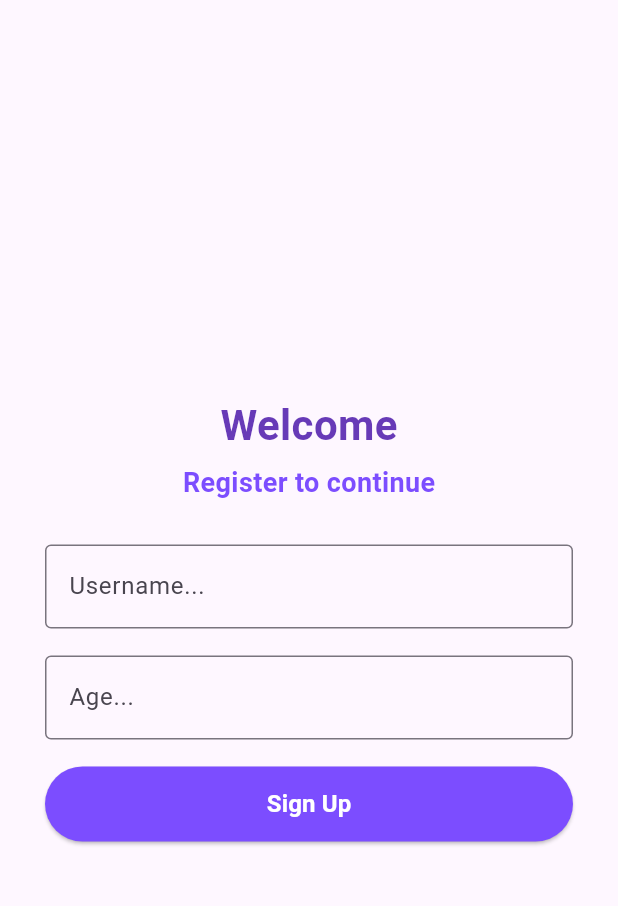
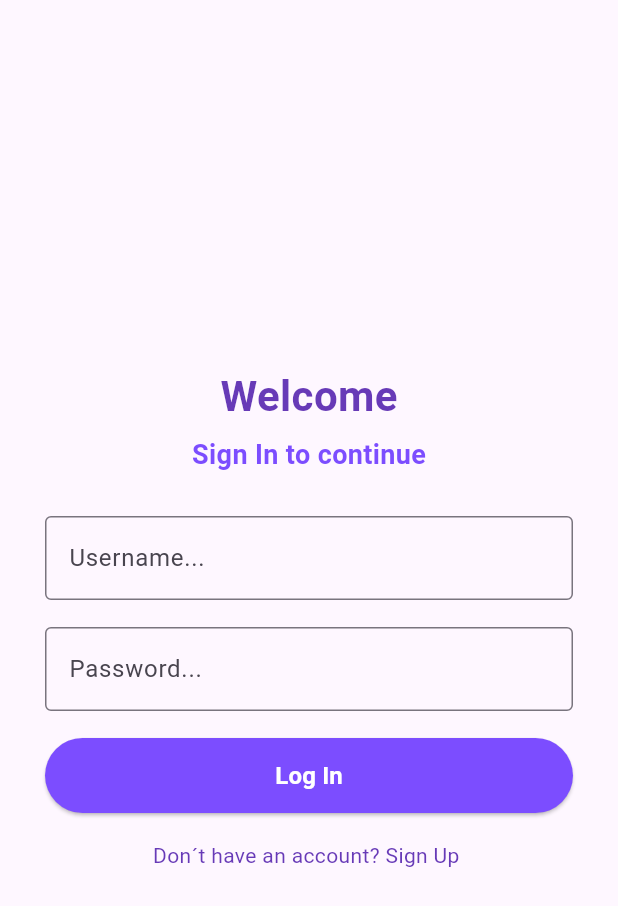
Before and after one commit to ppfuark/SenaiThirdSemester, a Flutter app: the screen it shows after launch, on a phone screen of 412 x 824 dp. Shown: the top 906 px of the screen. Run offline on Flutter 3.47's test engine with Material 3 defaults, Android fonts, the phone set to English and light mode, and no system bars; our stand-ins replace google_fonts, sqflite; accounts and stored records are empty; Roboto replaces fonts that are missing (Poppins).

```diff
--- a/PPDM/08.10.2025/falai/lib/main.dart
+++ b/PPDM/08.10.2025/falai/lib/main.dart
@@ -1,4 +1,4 @@
-import 'package:falai/view/register_page.dart';
+import 'package:falai/view/login_page.dart';
 import 'package:flutter/material.dart';
 
 void main() {
@@ -12,7 +12,7 @@ class MyApp extends StatelessWidget {
   Widget build(BuildContext context) {
     return MaterialApp(
       debugShowCheckedModeBanner: false,
-      home: const RegisterPage(),
+      home: const LoginPage(),
     );
   }
 }
--- a/PPDM/08.10.2025/falai/lib/models/user.dart
+++ b/PPDM/08.10.2025/falai/lib/models/user.dart
@@ -1,11 +1,13 @@
 class User {
   late String name;
+  late String password;
   late int age;
   late int experience;
   late String? whyStudy;
 
   User({
     required this.name,
+    required this.password,
     required this.age,
     this.whyStudy = "Default",
     this.experience = 0,
--- a/PPDM/08.10.2025/falai/lib/services/database_service.dart
+++ b/PPDM/08.10.2025/falai/lib/services/database_service.dart
@@ -12,6 +12,11 @@ class DatabaseService {
   String _userAgeColumnName = "age";
   String _userExperienceColumnName = "experience";
   String _userWhyStudyColumnName = "why_study";
+  String _userPasswordColumnName = "password";
+
+  get userPasswordColumnName => _userPasswordColumnName;
+
+  set userPasswordColumnName(value) => _userPasswordColumnName = value;
 
   get userTableName => _userTableName;
 
@@ -51,7 +56,8 @@ class DatabaseService {
               $_userNameColumnName TEXT PRIMARY KEY NOT NULL,
               $_userAgeColumnName INTEGER NOT NULL,
               $_userExperienceColumnName INTEGER NOT NULL,
-              $_userWhyStudyColumnName TEXT NOT NULL
+              $_userWhyStudyColumnName TEXT NOT NULL,
+              $_userPasswordColumnName TEXT NOT NULL
             )
         ''');
       },
--- /dev/null
+++ b/PPDM/08.10.2025/falai/lib/view/login_page.dart
@@ -0,0 +1,122 @@
+import 'package:falai/models/user.dart';
+import 'package:falai/view/home_page.dart';
+import 'package:falai/view/register_page.dart';
+import 'package:falai/view_model/user_view_model.dart';
+import 'package:flutter/material.dart';
+
+class LoginPage extends StatefulWidget {
+  const LoginPage({super.key});
+
+  @override
+  _LoginPageState createState() => _LoginPageState();
+}
+
+class _LoginPageState extends State<LoginPage> {
+  final _usernameController = TextEditingController();
+  final _userPasswordController = TextEditingController();
+
+  @override
+  void dispose() {
+    _usernameController.dispose();
+    _userPasswordController.dispose();
+    super.dispose();
+  }
+
+  bool _loginState(String userName, String userPassword){
+    UserViewModel userViewModel = UserViewModel();
+    Future<User?> user = userViewModel.login(userName, userPassword);
+
+    Navigator.push(context, MaterialPageRoute(builder:
+    (context)=>HomePage()));
+    return true;
+    }
+
+  @override
+  Widget build(BuildContext context) {
+
+    return Scaffold(
+      body: Center(
+        child: Padding(
+          padding: const EdgeInsets.all(30.0),
+          child: Column(
+            mainAxisAlignment: MainAxisAlignment.center,
+            crossAxisAlignment: CrossAxisAlignment.center,
+            children: [
+              Text(
+                "Welcome",
+                style: TextStyle(
+                  fontFamily: 'Poppins',
+                  fontWeight: FontWeight.bold,
+                  fontSize: 28,
+                  color: Colors.deepPurple,
+                ),
+              ),
+              SizedBox(height: 6),
+              Text(
+                "Sign In to continue",
+                style: TextStyle(
+                  fontFamily: 'Poppins',
+                  fontWeight: FontWeight.bold,
+                  fontSize: 18,
+                  color: Colors.deepPurpleAccent,
+                ),
+              ),
+              SizedBox(height: 28),
+              TextField(
+                controller: _usernameController,
+                decoration: InputDecoration(
+                  labelText: "Username...",
+                  border: OutlineInputBorder(),
+                ),
+              ),
+              SizedBox(height: 18),
+              TextField(
+                controller: _userPasswordController,
+                decoration: InputDecoration(
+                  labelText: "Password...",
+                  border: OutlineInputBorder(),
+                ),
+                obscureText: true,
+              ),
+              SizedBox(height: 18),
+              ElevatedButton(
+                onPressed: () => {
+                  _loginState(_usernameController.text, _userPasswordController.text)
+                },
+                style: ElevatedButton.styleFrom(
+                  backgroundColor: Colors.deepPurpleAccent,
+                  minimumSize: const Size(double.infinity, 50),
+                ),
+                child: Text(
+                  "Log In",
+                  style: TextStyle(
+                    color: Colors.white,
+                    fontSize: 16,
+                    fontWeight: FontWeight.bold,
+                  ),
+                ),
+              ),
+              SizedBox(height: 18),
+              GestureDetector(
+                onTap: () {
+                  Navigator.push(
+                    context,
+                    MaterialPageRoute(builder: (context) => RegisterPage()),
+                  );
+                },
+                child: Text(
+                  "Don´t have an account? Sign Up ",
+                  style: TextStyle(
+                    fontFamily: "Poppins",
+                    fontSize: 14,
+                    color: Colors.deepPurple,
+                  ),
+                ),
+              ),
+            ],
+          ),
+        ),
+      ),
+    );
+  }
+}
```
Also changed, not shown: PPDM/08.10.2025/falai/lib/view/register_page.dart (+36 -26 lines), PPDM/08.10.2025/falai/lib/view_model/user_view_model.dart (+32 -0 lines).
